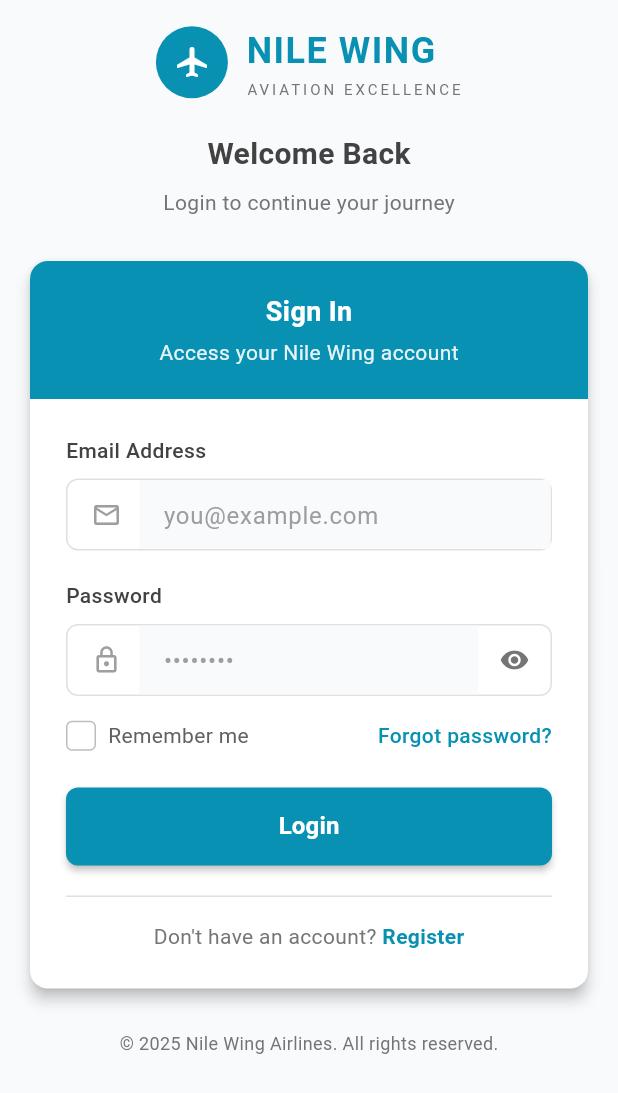
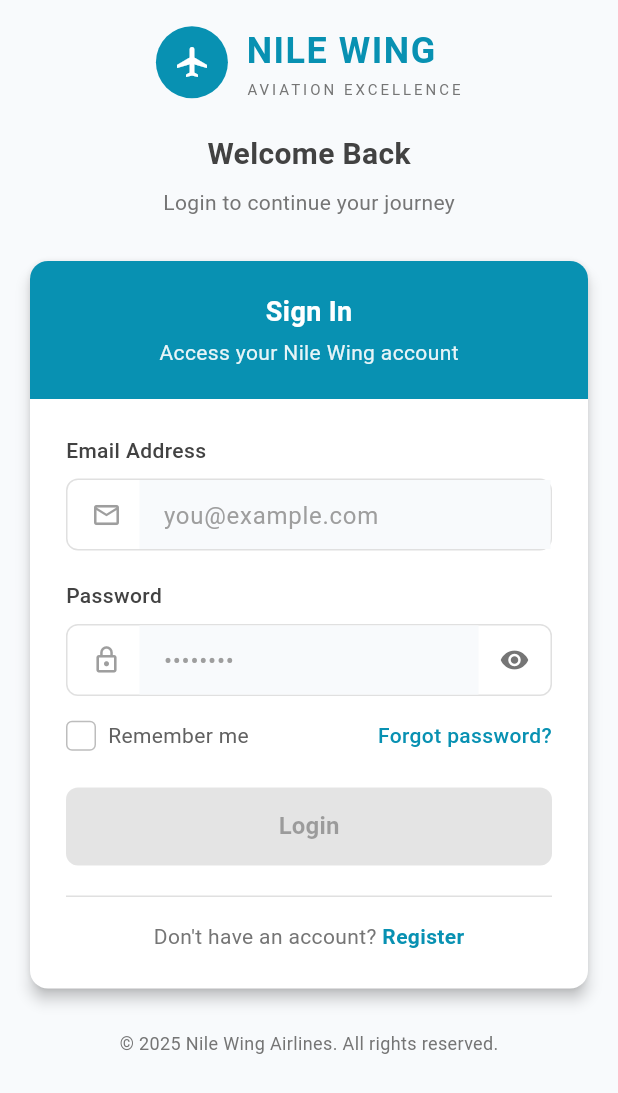
Before and after one commit to BekaluEshete/Nailwing, a Flutter app: the LoginScreen screen opened by its route, on a phone screen of 412 x 824 dp. Shown: the top 1093 px of the screen. Run offline on Flutter 3.47's test engine with Material 3 defaults, Android fonts, the phone set to English and light mode, and no system bars; our stand-ins replace csv, flutter_riverpod, go_router, image_picker, shared_preferences; accounts and stored records are empty.

Commit message:
login frontend validation

```diff
--- a/Frontend/nilewing/lib/core/routes/app_router.dart
+++ b/Frontend/nilewing/lib/core/routes/app_router.dart
@@ -47,7 +47,11 @@ class AppRouter {
       GoRoute(
         path: '/login',
         name: 'login',
-        builder: (context, state) => const LoginScreen(),
+        builder: (context, state) => LoginScreen(
+          onLoginSuccess: () {
+            context.go('/home');
+          },
+        ),
       ),
 
       // Main navigation shell with bottom navigation
--- a/Frontend/nilewing/lib/features/auth/view/login_screen.dart
+++ b/Frontend/nilewing/lib/features/auth/view/login_screen.dart
@@ -228,7 +228,11 @@ class _LoginScreenState extends ConsumerState<LoginScreen> {
         Container(
           height: 48,
           decoration: BoxDecoration(
-            border: Border.all(color: Colors.grey[300]!),
+            border: Border.all(
+              color: viewModel.emailError.isNotEmpty
+                  ? Colors.red
+                  : Colors.grey[300]!,
+            ),
             borderRadius: BorderRadius.circular(8),
             color: Colors.white,
           ),
@@ -239,7 +243,9 @@ class _LoginScreenState extends ConsumerState<LoginScreen> {
                 child: Icon(
                   Icons.mail_outline,
                   size: 20,
-                  color: Colors.grey[500],
+                  color: viewModel.emailError.isNotEmpty
+                      ? Colors.red
+                      : Colors.grey[500],
                 ),
               ),
               const SizedBox(width: 12),
@@ -250,6 +256,7 @@ class _LoginScreenState extends ConsumerState<LoginScreen> {
                     hintText: 'you@example.com',
                     border: InputBorder.none,
                     hintStyle: TextStyle(color: Colors.grey[500]),
+                    errorText: null, // We handle error separately
                   ),
                   onChanged: viewModel.setEmail,
                 ),
@@ -257,6 +264,13 @@ class _LoginScreenState extends ConsumerState<LoginScreen> {
             ],
           ),
         ),
+        if (viewModel.emailError.isNotEmpty) ...[
+          const SizedBox(height: 4),
+          Text(
+            viewModel.emailError,
+            style: TextStyle(color: Colors.red, fontSize: 12),
+          ),
+        ],
       ],
     );
   }
@@ -277,7 +291,11 @@ class _LoginScreenState extends ConsumerState<LoginScreen> {
         Container(
           height: 48,
           decoration: BoxDecoration(
-            border: Border.all(color: Colors.grey[300]!),
+            border: Border.all(
+              color: viewModel.passwordError.isNotEmpty
+                  ? Colors.red
+                  : Colors.grey[300]!,
+            ),
             borderRadius: BorderRadius.circular(8),
             color: Colors.white,
           ),
@@ -288,7 +306,9 @@ class _LoginScreenState extends ConsumerState<LoginScreen> {
                 child: Icon(
                   Icons.lock_outline,
                   size: 20,
-                  color: Colors.grey[500],
+                  color: viewModel.passwordError.isNotEmpty
+                      ? Colors.red
+                      : Colors.grey[500],
                 ),
               ),
               const SizedBox(width: 12),
@@ -299,6 +319,7 @@ class _LoginScreenState extends ConsumerState<LoginScreen> {
                     hintText: '••••••••',
                     border: InputBorder.none,
                     hintStyle: TextStyle(color: Colors.grey[500]),
+                    errorText: null, // We handle error separately
                   ),
                   onChanged: viewModel.setPassword,
                 ),
@@ -308,7 +329,9 @@ class _LoginScreenState extends ConsumerState<LoginScreen> {
                   viewModel.showPassword
                       ? Icons.visibility_off
                       : Icons.visibility,
-                  color: Colors.grey[600],
+                  color: viewModel.passwordError.isNotEmpty
+                      ? Colors.red
+                      : Colors.grey[600],
                   size: 20,
                 ),
                 onPressed: viewModel.togglePasswordVisibility,
@@ -316,6 +339,13 @@ class _LoginScreenState extends ConsumerState<LoginScreen> {
             ],
           ),
         ),
+        if (viewModel.passwordError.isNotEmpty) ...[
+          const SizedBox(height: 4),
+          Text(
+            viewModel.passwordError,
+            style: TextStyle(color: Colors.red, fontSize: 12),
+          ),
+        ],
       ],
     );
   }
@@ -382,7 +412,7 @@ class _LoginScreenState extends ConsumerState<LoginScreen> {
       width: double.infinity,
       height: 52,
       child: ElevatedButton(
-        onPressed: viewModel.isLoading
+        onPressed: viewModel.isLoading || !viewModel.isFormValid
             ? null
             : () async {
                 final success = await viewModel.login();
@@ -396,10 +426,6 @@ class _LoginScreenState extends ConsumerState<LoginScreen> {
           elevation: 2,
           shape: RoundedRectangleBorder(borderRadius: BorderRadius.circular(8)),
         ),
-        child: GestureDetector(
-          onTap: () {
-            context.go('/home');
-          },
         child: viewModel.isLoading
             ? SizedBox(
                 width: 20,
@@ -412,7 +438,6 @@ class _LoginScreenState extends ConsumerState<LoginScreen> {
             : Text(
                 'Login',
                 style: TextStyle(fontSize: 16, fontWeight: FontWeight.w600),
-                ),
               ),
       ),
     );
```
Also changed, not shown: Frontend/nilewing/lib/features/auth/viewmodel/login_view_model.dart (+53 -7 lines). Lines whose indentation alone changed are shown as unchanged.
